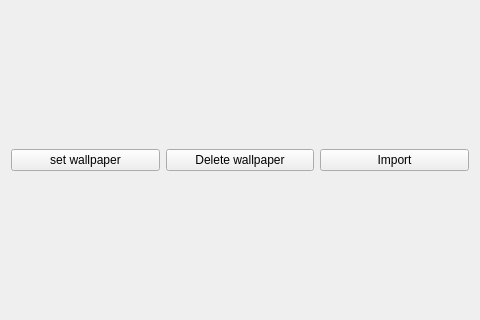
First picture: the form in listview/historywidget.ui, repository dependon/fantascene-dynamic-wallpaper, before the edit.
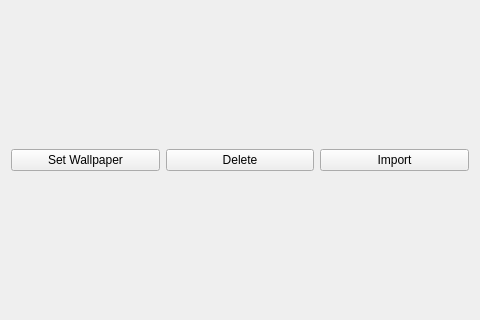
Second picture: the form after the edit.

```diff
--- a/listview/historywidget.ui
+++ b/listview/historywidget.ui
@@ -19,14 +19,14 @@
      <item>
       <widget class="QPushButton" name="setWallPaper">
        <property name="text">
-        <string>set wallpaper</string>
+        <string>Set Wallpaper</string>
        </property>
       </widget>
      </item>
      <item>
       <widget class="QPushButton" name="delWallPaper">
        <property name="text">
-        <string>Delete wallpaper</string>
+        <string>Delete</string>
        </property>
       </widget>
      </item>
```
